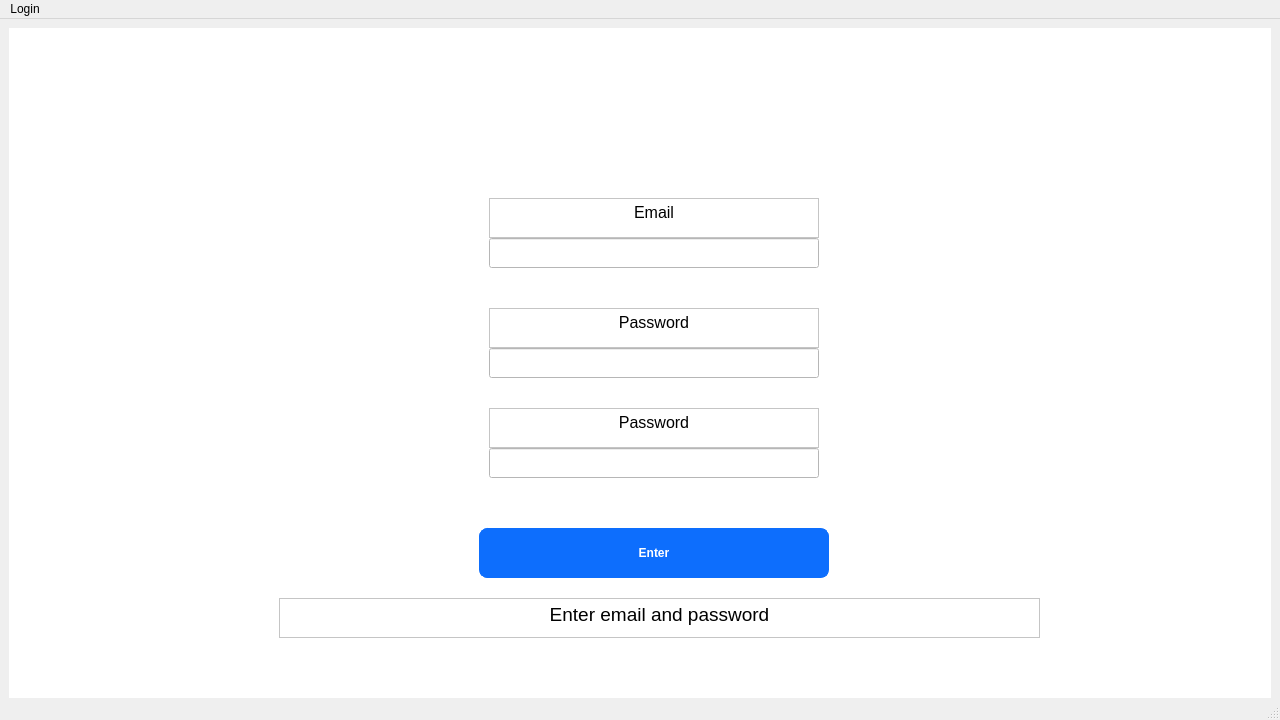
Above: app/style/registration.ui from glebkasilov/NewYear-project before the change. Below: the same form after it.
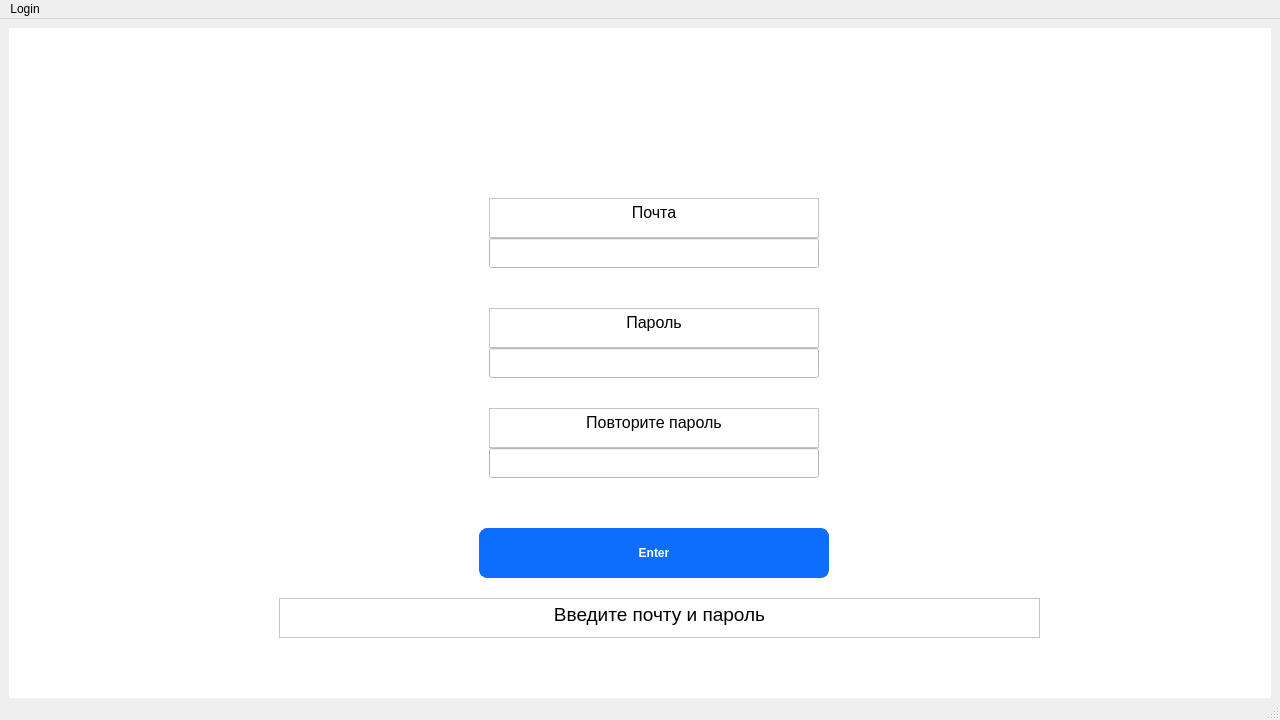
That is the form after the change.

Patch:
```diff
--- a/app/style/registration.ui
+++ b/app/style/registration.ui
@@ -93,7 +93,7 @@
 &lt;html&gt;&lt;head&gt;&lt;meta name=&quot;qrichtext&quot; content=&quot;1&quot; /&gt;&lt;style type=&quot;text/css&quot;&gt;
 p, li { white-space: pre-wrap; }
 &lt;/style&gt;&lt;/head&gt;&lt;body style=&quot; font-family:'MS Shell Dlg 2'; font-size:8.25pt; font-weight:400; font-style:normal;&quot;&gt;
-&lt;p align=&quot;center&quot; style=&quot; margin-top:0px; margin-bottom:0px; margin-left:0px; margin-right:0px; -qt-block-indent:0; text-indent:0px;&quot;&gt;&lt;span style=&quot; font-size:12pt;&quot;&gt;Email&lt;/span&gt;&lt;/p&gt;&lt;/body&gt;&lt;/html&gt;</string>
+&lt;p align=&quot;center&quot; style=&quot; margin-top:0px; margin-bottom:0px; margin-left:0px; margin-right:0px; -qt-block-indent:0; text-indent:0px;&quot;&gt;&lt;span style=&quot; font-size:12pt;&quot;&gt;Почта&lt;/span&gt;&lt;/p&gt;&lt;/body&gt;&lt;/html&gt;</string>
      </property>
     </widget>
     <widget class="QLineEdit" name="input_login">
@@ -123,7 +123,7 @@
 &lt;html&gt;&lt;head&gt;&lt;meta name=&quot;qrichtext&quot; content=&quot;1&quot; /&gt;&lt;style type=&quot;text/css&quot;&gt;
 p, li { white-space: pre-wrap; }
 &lt;/style&gt;&lt;/head&gt;&lt;body style=&quot; font-family:'MS Shell Dlg 2'; font-size:8.25pt; font-weight:400; font-style:normal;&quot;&gt;
-&lt;p align=&quot;center&quot; style=&quot; margin-top:0px; margin-bottom:0px; margin-left:0px; margin-right:0px; -qt-block-indent:0; text-indent:0px;&quot;&gt;&lt;span style=&quot; font-size:12pt;&quot;&gt;Password&lt;/span&gt;&lt;/p&gt;&lt;/body&gt;&lt;/html&gt;</string>
+&lt;p align=&quot;center&quot; style=&quot; margin-top:0px; margin-bottom:0px; margin-left:0px; margin-right:0px; -qt-block-indent:0; text-indent:0px;&quot;&gt;&lt;span style=&quot; font-size:12pt;&quot;&gt;Пароль&lt;/span&gt;&lt;/p&gt;&lt;/body&gt;&lt;/html&gt;</string>
      </property>
     </widget>
     <widget class="QLineEdit" name="input_password">
@@ -159,7 +159,7 @@
 &lt;html&gt;&lt;head&gt;&lt;meta name=&quot;qrichtext&quot; content=&quot;1&quot; /&gt;&lt;style type=&quot;text/css&quot;&gt;
 p, li { white-space: pre-wrap; }
 &lt;/style&gt;&lt;/head&gt;&lt;body style=&quot; font-family:'MS Shell Dlg 2'; font-size:8.25pt; font-weight:400; font-style:normal;&quot;&gt;
-&lt;p align=&quot;center&quot; style=&quot; margin-top:0px; margin-bottom:0px; margin-left:0px; margin-right:0px; -qt-block-indent:0; text-indent:0px;&quot;&gt;&lt;span style=&quot; font-size:14pt;&quot;&gt;Enter email and password&lt;/span&gt;&lt;/p&gt;&lt;/body&gt;&lt;/html&gt;</string>
+&lt;p align=&quot;center&quot; style=&quot; margin-top:0px; margin-bottom:0px; margin-left:0px; margin-right:0px; -qt-block-indent:0; text-indent:0px;&quot;&gt;&lt;span style=&quot; font-size:14pt;&quot;&gt;Введите почту и пароль&lt;/span&gt;&lt;/p&gt;&lt;/body&gt;&lt;/html&gt;</string>
      </property>
     </widget>
     <widget class="QLabel" name="logo">
@@ -195,7 +195,7 @@
 &lt;html&gt;&lt;head&gt;&lt;meta name=&quot;qrichtext&quot; content=&quot;1&quot; /&gt;&lt;style type=&quot;text/css&quot;&gt;
 p, li { white-space: pre-wrap; }
 &lt;/style&gt;&lt;/head&gt;&lt;body style=&quot; font-family:'MS Shell Dlg 2'; font-size:8.25pt; font-weight:400; font-style:normal;&quot;&gt;
-&lt;p align=&quot;center&quot; style=&quot; margin-top:0px; margin-bottom:0px; margin-left:0px; margin-right:0px; -qt-block-indent:0; text-indent:0px;&quot;&gt;&lt;span style=&quot; font-size:12pt;&quot;&gt;Password&lt;/span&gt;&lt;/p&gt;&lt;/body&gt;&lt;/html&gt;</string>
+&lt;p align=&quot;center&quot; style=&quot; margin-top:0px; margin-bottom:0px; margin-left:0px; margin-right:0px; -qt-block-indent:0; text-indent:0px;&quot;&gt;&lt;span style=&quot; font-size:12pt;&quot;&gt;Повторите пароль&lt;/span&gt;&lt;/p&gt;&lt;/body&gt;&lt;/html&gt;</string>
      </property>
     </widget>
     <widget class="QLineEdit" name="input_password_2">
```
